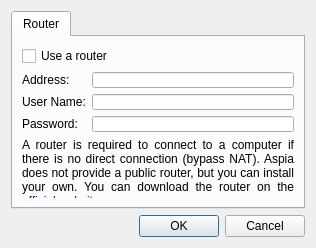
Before: the Qt Designer form source/client/ui/client_settings_dialog.ui in dchapyshev/aspia, drawn with Qt 5.
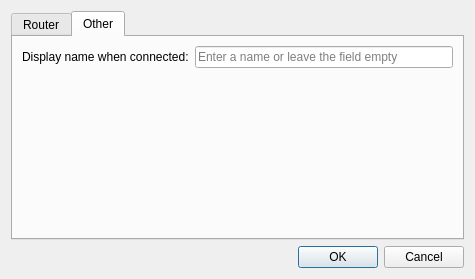
After: the same form once the commit is applied. The open tabs and pages were chosen to show the change.

Commit message: Implemented the ability to specify a display name.

The edit to the form file:
```diff
--- a/source/client/ui/client_settings_dialog.ui
+++ b/source/client/ui/client_settings_dialog.ui
@@ -6,8 +6,8 @@
    <rect>
     <x>0</x>
     <y>0</y>
-    <width>316</width>
-    <height>248</height>
+    <width>475</width>
+    <height>279</height>
    </rect>
   </property>
   <property name="windowTitle">
@@ -111,6 +111,47 @@
        </item>
       </layout>
      </widget>
+     <widget class="QWidget" name="tab_other">
+      <attribute name="title">
+       <string>Other</string>
+      </attribute>
+      <layout class="QVBoxLayout" name="verticalLayout_3">
+       <item>
+        <layout class="QHBoxLayout" name="horizontalLayout_2">
+         <item>
+          <widget class="QLabel" name="label_display_name">
+           <property name="text">
+            <string>Display name when connected:</string>
+           </property>
+          </widget>
+         </item>
+         <item>
+          <widget class="QLineEdit" name="edit_display_name">
+           <property name="maxLength">
+            <number>16</number>
+           </property>
+           <property name="placeholderText">
+            <string>Enter a name or leave the field empty</string>
+           </property>
+          </widget>
+         </item>
+        </layout>
+       </item>
+       <item>
+        <spacer name="verticalSpacer_2">
+         <property name="orientation">
+          <enum>Qt::Vertical</enum>
+         </property>
+         <property name="sizeHint" stdset="0">
+          <size>
+           <width>20</width>
+           <height>148</height>
+          </size>
+         </property>
+        </spacer>
+       </item>
+      </layout>
+     </widget>
     </widget>
    </item>
    <item>
```
The commit also changes 38 other files.
